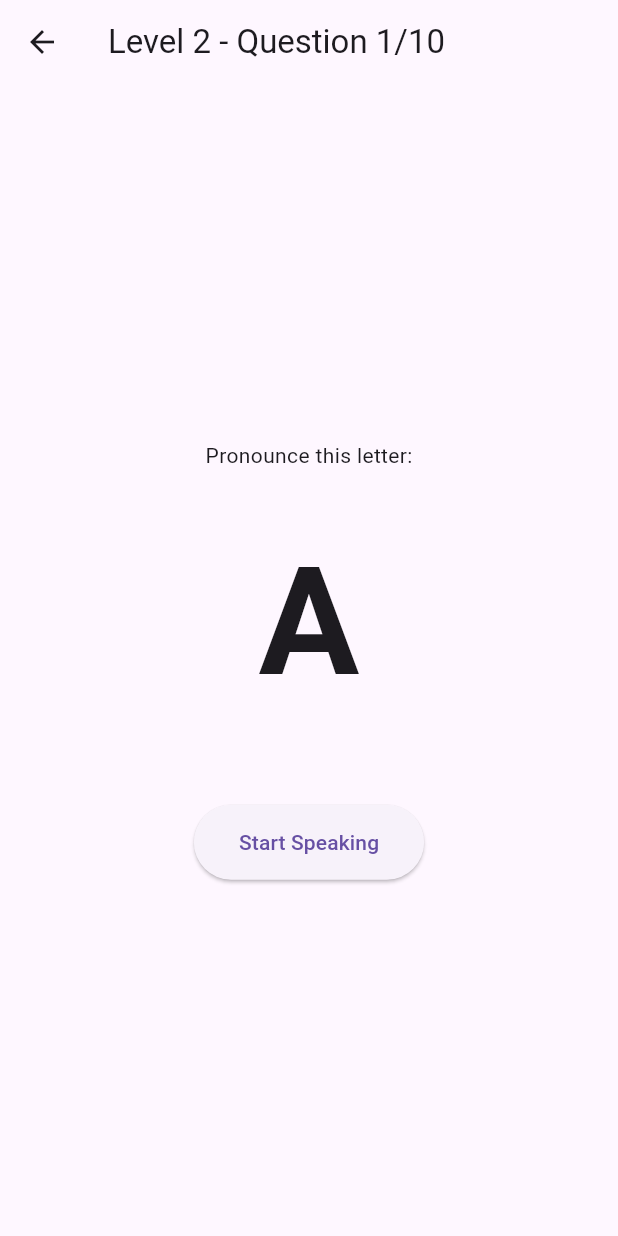
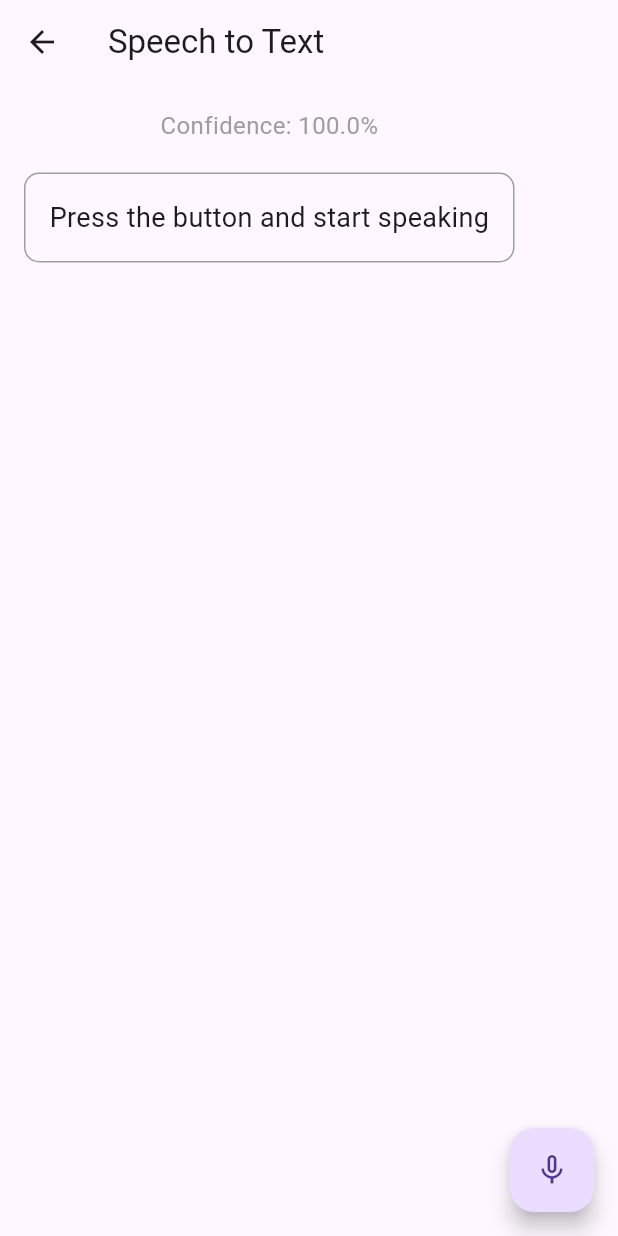
Before and after one commit to faizinkholiq/say-it, a Flutter app: the screen it shows after launch, after a tap on an icon or button, on a phone screen of 412 x 824 dp. Run offline on Flutter 3.47's test engine with Material 3 defaults, Android fonts, the phone set to English and light mode, and no system bars; our stand-ins replace flutter_tts, speech_to_text.

Commit message:
update: testing speech to text page

```diff
--- a/lib/pages/home_page.dart
+++ b/lib/pages/home_page.dart
@@ -1,6 +1,7 @@
 import 'package:flutter/material.dart';
 import 'package:provider/provider.dart';
 import '../models/quiz_state.dart';
+import 'test_page.dart';
 
 class HomePage extends StatelessWidget {
   const HomePage({super.key});
@@ -34,7 +35,14 @@ class HomePage extends StatelessWidget {
     return ElevatedButton(
       onPressed: () {
         quizState.setLevel(level);
-        Navigator.pushNamed(context, '/quiz');
+        if (level == 1) {
+          Navigator.pushNamed(context, '/quiz');
+        } else {
+          Navigator.push(
+            context,
+            MaterialPageRoute(builder: (context) => SpeechToTextPage()),
+          );
+        }
       },
       style: ElevatedButton.styleFrom(
         padding: const EdgeInsets.symmetric(horizontal: 50, vertical: 20),
--- /dev/null
+++ b/lib/pages/test_page.dart
@@ -0,0 +1,104 @@
+import 'package:flutter/material.dart';
+import 'package:speech_to_text/speech_to_text.dart' as stt;
+
+class SpeechToTextPage extends StatefulWidget {
+  @override
+  _SpeechToTextPageState createState() => _SpeechToTextPageState();
+}
+
+class _SpeechToTextPageState extends State<SpeechToTextPage> {
+  stt.SpeechToText _speech = stt.SpeechToText();
+  bool _isListening = false;
+  String _text = 'Press the button and start speaking';
+  double _confidence = 1.0;
+
+  @override
+  void initState() {
+    super.initState();
+    _initializeSpeech();
+  }
+
+  void _initializeSpeech() async {
+    bool available = await _speech.initialize(
+      onStatus: (status) {
+        print('Status: $status');
+        if (status == 'notListening') {
+          setState(() => _isListening = false);
+        }
+      },
+      onError: (error) => print('Error: $error'),
+    );
+    if (!available) {
+      ScaffoldMessenger.of(context).showSnackBar(
+        SnackBar(content: Text('Speech recognition not available')),
+      );
+    }
+    setState(() {});
+  }
+
+  void _listen() async {
+    if (!_isListening) {
+      bool available = await _speech.initialize();
+      if (available) {
+        setState(() {
+          _isListening = true;
+          _text = 'Listening...';
+        });
+        _speech.listen(
+          onResult: (result) => setState(() {
+            _text = result.recognizedWords;
+            if (result.hasConfidenceRating && result.confidence > 0) {
+              _confidence = result.confidence;
+            }
+          }),
+          listenFor: Duration(minutes: 5),
+          pauseFor: Duration(seconds: 3),
+        );
+      }
+    } else {
+      setState(() => _isListening = false);
+      _speech.stop();
+    }
+  }
+
+  @override
+  void dispose() {
+    _speech.stop();
+    super.dispose();
+  }
+
+  @override
+  Widget build(BuildContext context) {
+    return Scaffold(
+      appBar: AppBar(title: Text('Speech to Text')),
+      body: SingleChildScrollView(
+        reverse: true,
+        child: Container(
+          padding: EdgeInsets.all(16),
+          child: Column(
+            children: [
+              Text(
+                'Confidence: ${(_confidence * 100).toStringAsFixed(1)}%',
+                style: TextStyle(fontSize: 16, color: Colors.grey),
+              ),
+              SizedBox(height: 20),
+              Container(
+                padding: EdgeInsets.all(16),
+                decoration: BoxDecoration(
+                  border: Border.all(color: Colors.grey),
+                  borderRadius: BorderRadius.circular(10),
+                ),
+                child: Text(_text, style: TextStyle(fontSize: 18)),
+              ),
+            ],
+          ),
+        ),
+      ),
+      floatingActionButton: FloatingActionButton(
+        onPressed: _listen,
+        child: Icon(_isListening ? Icons.mic : Icons.mic_none),
+        tooltip: 'Listen',
+      ),
+    );
+  }
+}
```
Also changed, not shown: lib/pages/quiz_page.dart (+18 -16 lines).
